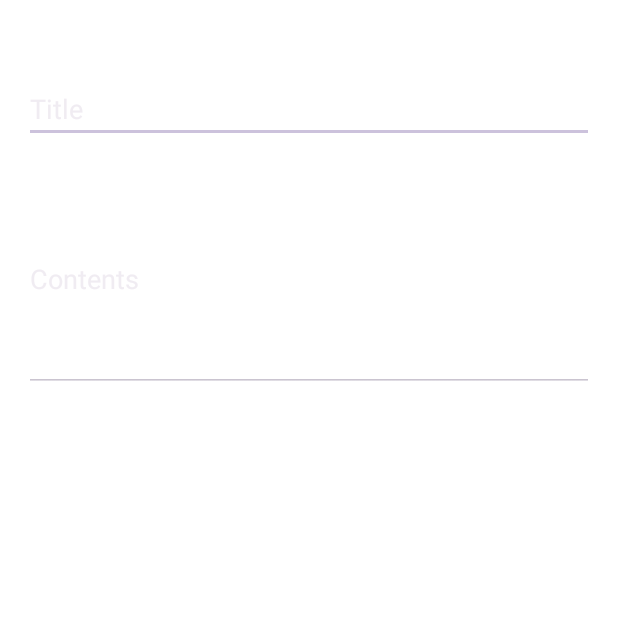
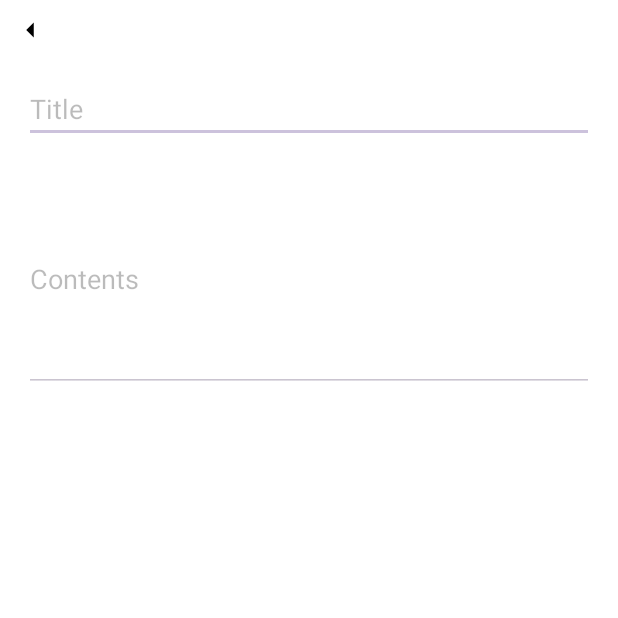
Before and after one commit to domm-pixel/TodoSchedule, an Android app: the ScheduleAddFragment screen opened through its navigation route, on a phone screen of 412 x 824 dp, the top half of it. Run offline under Robolectric (Android 15) with nearby library versions, the phone set to English and light mode, and no system bars; our stand-ins replace Dagger/Hilt's generated code, Room's generated code, data binding; libraries missing offline, so code that uses them is left out: com.kizitonwose.calendar; 16 statements that could not run were skipped.

Commit message:
:sparkles: 일정 추가 하는 부분 다이얼로그로 수정

```diff
--- /dev/null
+++ b/app/src/main/java/com/dom/todo/base/BaseDialogFragment.kt
@@ -0,0 +1,33 @@
+package com.dom.todo.base
+
+import android.graphics.Color
+import android.graphics.drawable.ColorDrawable
+import android.os.Bundle
+import android.view.LayoutInflater
+import android.view.View
+import android.view.ViewGroup
+import android.view.Window
+import androidx.databinding.DataBindingUtil
+import androidx.databinding.ViewDataBinding
+import androidx.fragment.app.DialogFragment
+
+open class BaseDialogFragment<B: ViewDataBinding>(
+    private val layoutRes: Int
+): DialogFragment() {
+    protected lateinit var dataBinding: B
+
+    override fun onCreateView(
+        inflater: LayoutInflater,
+        container: ViewGroup?,
+        savedInstanceState: Bundle?
+    ): View? {
+        dataBinding = DataBindingUtil.inflate(inflater, layoutRes, container, false)
+        dialog?.window?.requestFeature(Window.FEATURE_NO_TITLE)
+        dialog?.window?.setBackgroundDrawable(ColorDrawable(Color.TRANSPARENT))
+        return dataBinding.root
+    }
+
+    fun binding(action: B.() -> Unit) {
+        dataBinding.run(action)
+    }
+}
--- a/app/src/main/java/com/dom/todo/view/add/ScheduleAddFragment.kt
+++ b/app/src/main/java/com/dom/todo/view/add/ScheduleAddFragment.kt
@@ -1,26 +1,30 @@
 package com.dom.todo.view.add
 
-import android.content.Context.INPUT_METHOD_SERVICE
 import android.os.Bundle
 import android.util.Log
 import android.view.View
+import android.view.ViewGroup
 import android.view.inputmethod.InputMethodManager
 import android.widget.Toast
 import androidx.core.content.ContextCompat.getSystemService
 import androidx.fragment.app.viewModels
 import androidx.navigation.fragment.findNavController
 import com.dom.todo.R
-import com.dom.todo.base.BaseFragment
+import com.dom.todo.base.BaseDialogFragment
 import com.dom.todo.databinding.FragmentAddScheduleBinding
 import com.dom.todo.model.schedule.Schedule
+import com.dom.todo.util.EventObserver
 import com.dom.todo.view.add.viewmodel.AddViewModel
-import com.google.android.material.internal.ViewUtils.showKeyboard
+import com.dom.todo.view.home.viewmodel.HomeViewModel
 import dagger.hilt.android.AndroidEntryPoint
 
 
 @AndroidEntryPoint
-class ScheduleAddFragment:BaseFragment<FragmentAddScheduleBinding>(R.layout.fragment_add_schedule) {
+class ScheduleAddFragment: BaseDialogFragment<FragmentAddScheduleBinding>(R.layout.fragment_add_schedule) {
 
+    private val homeViewModel: HomeViewModel by viewModels (
+        ownerProducer = { requireParentFragment() }
+    )
     private val addViewModel: AddViewModel by viewModels()
 
 //    private val db = Room.databaseBuilder(
@@ -33,11 +37,20 @@ class ScheduleAddFragment:BaseFragment<FragmentAddScheduleBinding>(R.layout.frag
 
     override fun onViewCreated(view: View, savedInstanceState: Bundle?) {
         super.onViewCreated(view, savedInstanceState)
+        Log.e("TAG KDH", "ScheduleAddFragment onViewCreated: ${homeViewModel.selectedDate.value}")
 
-        val date = arguments?.getString("date")
+        // get date from homeViewModel which is selected by user
+        val date: String = homeViewModel.selectedDate.value.toString()
+
+        // if date is empty, show toast and popBackStack
+        if(date.isEmpty()) {
+            Toast.makeText(requireContext(), "날짜를 선택해주세요.", Toast.LENGTH_SHORT).show()
+            findNavController().popBackStack()
+        }
+
 
         binding {
-
+            viewModel = addViewModel
             showSoftKeyboard(etTitle)
 
             btnSave.setOnClickListener {
@@ -65,13 +78,26 @@ class ScheduleAddFragment:BaseFragment<FragmentAddScheduleBinding>(R.layout.frag
                     }
                 }
             }
+
+            addViewModel.backClickEventLiveData.observe(viewLifecycleOwner, EventObserver {
+                dismiss()
+            })
         }
     }
 
-    fun showSoftKeyboard(view: View) {
+    private fun showSoftKeyboard(view: View) {
         if (view.requestFocus()) {
             val imm = getSystemService(requireContext(), InputMethodManager::class.java)
             imm?.showSoftInput(view, InputMethodManager.SHOW_IMPLICIT)
         }
     }
+
+    override fun onStart() {
+        super.onStart()
+        // set match parent
+        dialog?.window?.setLayout(
+            ViewGroup.LayoutParams.MATCH_PARENT,
+            ViewGroup.LayoutParams.MATCH_PARENT
+        )
+    }
 }
--- a/app/src/main/java/com/dom/todo/view/add/viewmodel/AddViewModel.kt
+++ b/app/src/main/java/com/dom/todo/view/add/viewmodel/AddViewModel.kt
@@ -6,6 +6,7 @@ import androidx.lifecycle.viewModelScope
 import com.dom.todo.base.BaseViewModel
 import com.dom.todo.model.schedule.Schedule
 import com.dom.todo.repo.ScheduleRepository
+import com.dom.todo.util.Event
 import dagger.hilt.android.lifecycle.HiltViewModel
 import kotlinx.coroutines.launch
 import javax.inject.Inject
@@ -26,6 +27,8 @@ class AddViewModel @Inject constructor(
 
     private val _content = MutableLiveData<String>()
     val content: LiveData<String> = _content
+
+    val backClickEventLiveData = MutableLiveData<Event<Unit>>()
 
     fun setDate(date: String) {
         _date.value = date
@@ -52,4 +55,8 @@ class AddViewModel @Inject constructor(
         }
     }
 
+    fun onBackClick() {
+        backClickEventLiveData.value = Event(Unit)
+    }
+
 }
--- a/app/src/main/java/com/dom/todo/view/home/HomeFragment.kt
+++ b/app/src/main/java/com/dom/todo/view/home/HomeFragment.kt
@@ -14,6 +14,7 @@ import androidx.navigation.fragment.findNavController
 import com.dom.todo.R
 import com.dom.todo.base.BaseFragment
 import com.dom.todo.databinding.FragmentHomeBinding
+import com.dom.todo.view.add.ScheduleAddFragment
 import com.dom.todo.view.container.DayViewContainer
 import com.dom.todo.view.container.MonthViewContainer
 import com.dom.todo.view.home.adapter.ScheduleItemAdapter
@@ -199,11 +200,13 @@ class HomeFragment : BaseFragment<FragmentHomeBinding>(R.layout.fragment_home) {
                 if (homeViewModel.selectedDate.value == null) {
                     Toast.makeText(requireContext(), "날짜를 선택해주세요.", Toast.LENGTH_SHORT).show()
                 } else {
-                    findNavController().navigate(
-                        R.id.action_fragment_home_to_fragment_add_schedule,
-                        args = Bundle().apply {
-                            putString("date", homeViewModel.selectedDate.value.toString())
-                        })
+                    ScheduleAddFragment().show(childFragmentManager, "ScheduleAddFragment")
+
+//                    findNavController().navigate(
+//                        R.id.action_fragment_home_to_fragment_add_schedule,
+//                        args = Bundle().apply {
+//                            putString("date", homeViewModel.selectedDate.value.toString())
+//                        })
                 }
             }
         }
--- /dev/null
+++ b/app/src/main/res/drawable/ic_back.xml
@@ -0,0 +1,13 @@
+<?xml version="1.0" encoding="utf-8"?>
+<vector xmlns:android="http://schemas.android.com/apk/res/android"
+    android:width="20dp"
+    android:height="20dp"
+    android:viewportWidth="24"
+    android:viewportHeight="24">
+    <path
+        android:fillColor="#000000"
+        android:strokeWidth="2"
+        android:strokeLineCap="round"
+        android:strokeLineJoin="round"
+        android:pathData="M15 18L9 12L15 6" />
+</vector>
--- a/app/src/main/res/layout/fragment_add_schedule.xml
+++ b/app/src/main/res/layout/fragment_add_schedule.xml
@@ -2,11 +2,35 @@
 <layout xmlns:android="http://schemas.android.com/apk/res/android"
     xmlns:app="http://schemas.android.com/apk/res-auto">
 
+    <data>
+        <variable
+            name="viewModel"
+            type="com.dom.todo.view.add.viewmodel.AddViewModel" />
+    </data>
+
     <androidx.constraintlayout.widget.ConstraintLayout
         android:layout_width="match_parent"
         android:layout_height="match_parent"
-        android:focusable="true"
-        android:background="@color/white">
+        android:background="@color/white"
+        android:focusable="true">
+
+        <androidx.constraintlayout.widget.ConstraintLayout
+            android:id="@+id/clHeader"
+            android:layout_width="match_parent"
+            android:layout_height="wrap_content"
+            app:layout_constraintTop_toTopOf="parent">
+
+            <ImageView
+                android:onClick="@{() -> viewModel.onBackClick()}"
+                android:id="@+id/ivBack"
+                android:layout_width="wrap_content"
+                android:layout_height="wrap_content"
+                android:padding="10dp"
+                android:src="@drawable/ic_back"
+                app:layout_constraintStart_toStartOf="parent"
+                app:layout_constraintTop_toTopOf="parent"/>
+
+        </androidx.constraintlayout.widget.ConstraintLayout>
 
         <androidx.appcompat.widget.AppCompatEditText
             android:id="@+id/etTitle"
@@ -18,7 +42,9 @@
             android:layout_marginBottom="16dp"
             android:hint="Title"
             android:inputType="text"
+            android:nextFocusDown="@id/etContents"
             android:textColor="@color/black"
+            android:textColorHint="#44000000"
             app:layout_constraintEnd_toEndOf="parent"
             app:layout_constraintStart_toStartOf="parent"
             app:layout_constraintTop_toTopOf="parent" />
@@ -32,10 +58,11 @@
             android:layout_marginEnd="16dp"
             android:layout_marginBottom="16dp"
             android:hint="Contents"
+            android:inputType="text"
             android:lines="10"
             android:minLines="5"
-            android:inputType="text"
             android:textColor="@color/black"
+            android:textColorHint="#44000000"
             app:layout_constraintEnd_toEndOf="parent"
             app:layout_constraintStart_toStartOf="parent"
             app:layout_constraintTop_toBottomOf="@id/etTitle" />
```
